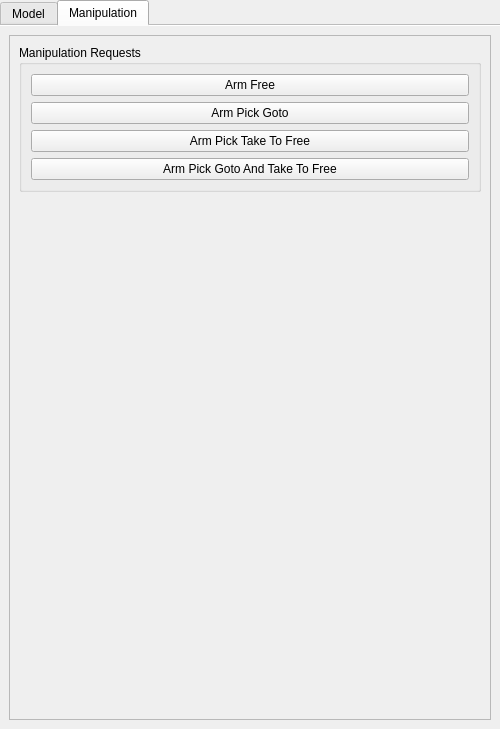
Above: src/qtUI/qtMainInterface/sideWidgets/qtRobot.ui from jmainpri/libmove3d-planners before the change. Below: the same form after it.
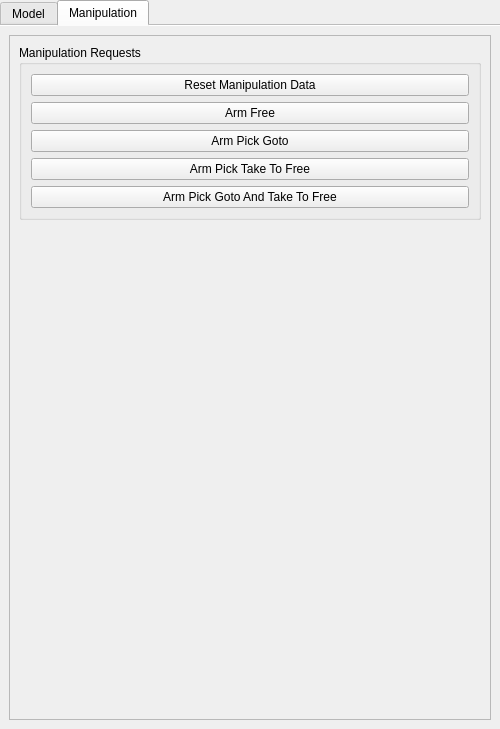
That is the form after the change. The open tabs and pages were chosen to show the change.

Commit message: Add a reset button to test the Manipulation planner

Patch:
```diff
--- a/src/qtUI/qtMainInterface/sideWidgets/qtRobot.ui
+++ b/src/qtUI/qtMainInterface/sideWidgets/qtRobot.ui
@@ -605,6 +605,13 @@
               <string>Manipulation Requests</string>
              </property>
              <layout class="QVBoxLayout" name="verticalLayout_5">
+              <item>
+               <widget class="QPushButton" name="pushButtonResetManipulationData">
+                <property name="text">
+                 <string>Reset Manipulation Data</string>
+                </property>
+               </widget>
+              </item>
               <item>
                <widget class="QPushButton" name="pushButtonArmFree">
                 <property name="text">
```
Left out of the diff: 2 changed lines with no effect on the pictures. The commit also changes 2 other files.
